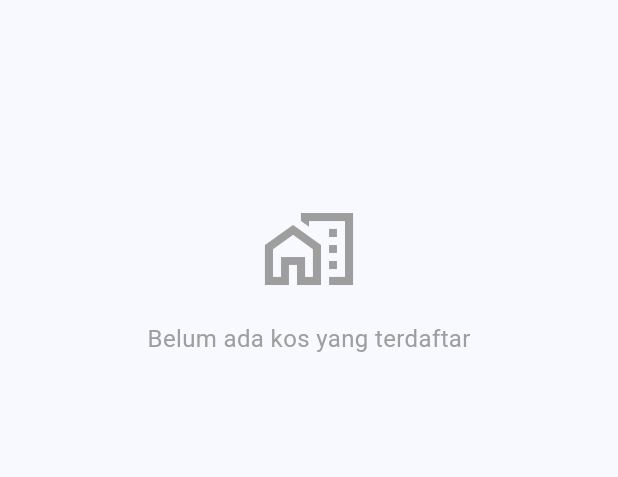
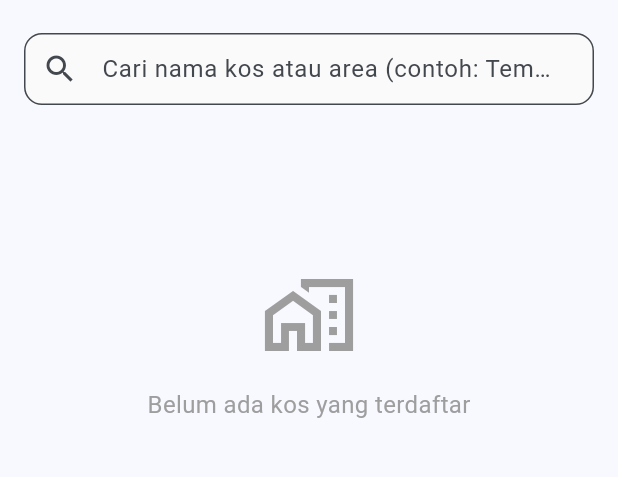
Before and after one commit to GedePradhana/kosfinder, a Flutter app: the screen it shows after launch, on a phone screen of 412 x 824 dp, the part 63-540 px from its top. Run offline on Flutter 3.47's test engine with Material 3 defaults, Android fonts, the phone set to English and light mode, and no system bars; our stand-ins replace supabase_flutter; accounts and stored records are empty.

Commit message:
feat(T06): tambah fitur pencarian nama atau area pada HomeScreen

```diff
--- a/lib/screens/home_screen.dart
+++ b/lib/screens/home_screen.dart
@@ -13,12 +13,29 @@ class HomeScreen extends StatefulWidget {
 }
 
 class _HomeScreenState extends State<HomeScreen> {
+  final TextEditingController _searchController = TextEditingController();
+
   @override
   void initState() {
     super.initState();
     WidgetsBinding.instance.addPostFrameCallback((_) {
       context.read<KosProvider>().fetchPublicKos();
     });
+  }
+
+  @override
+  void dispose() {
+    _searchController.dispose();
+    super.dispose();
+  }
+
+  void _onSearchSubmitted(String value) {
+    context.read<KosProvider>().search(value);
+  }
+
+  void _onClearSearch() {
+    _searchController.clear();
+    context.read<KosProvider>().clearSearch();
   }
 
   @override
@@ -42,9 +59,44 @@ class _HomeScreenState extends State<HomeScreen> {
           ),
         ],
       ),
-      body: Consumer<KosProvider>(
+      body: Column(
+        children: [
+          // Bar Pencarian Teks Bebas (US03-AC1)
+          Padding(
+            padding: const EdgeInsets.fromLTRB(16, 8, 16, 8),
+            child: TextField(
+              controller: _searchController,
+              textInputAction: TextInputAction.search,
+              onSubmitted: _onSearchSubmitted,
+              decoration: InputDecoration(
+                hintText: 'Cari nama kos atau area (contoh: Tembalang)...',
+                prefixIcon: const Icon(Icons.search),
+                suffixIcon: _searchController.text.isNotEmpty
+                    ? IconButton(
+                        icon: const Icon(Icons.clear),
+                        onPressed: _onClearSearch,
+                        tooltip: 'Hapus pencarian',
+                      )
+                    : null,
+                contentPadding: const EdgeInsets.symmetric(horizontal: 16, vertical: 12),
+                border: OutlineInputBorder(
+                  borderRadius: BorderRadius.circular(12),
+                ),
+                filled: true,
+                fillColor: Colors.grey.shade50,
+              ),
+              onChanged: (val) {
+                // Update icon suffix saat ada/tidak ada teks
+                setState(() {});
+              },
+            ),
+          ),
+
+          // Konten Utama Daftar Kos
+          Expanded(
+            child: Consumer<KosProvider>(
               builder: (context, provider, child) {
-          // 1. Kondisi Loading (Indikator Loading)
+                // 1. Kondisi Loading
                 if (provider.isLoading) {
                   return const Center(
                     child: CircularProgressIndicator(),
@@ -84,28 +136,42 @@ class _HomeScreenState extends State<HomeScreen> {
                   );
                 }
 
-          // 3. Kondisi Data Kosong
+                // 3. Kondisi Data Kosong (Beda pesan saat pencarian vs awal)
                 if (provider.isEmpty) {
+                  final emptyMessage = provider.isSearching
+                      ? 'Kos tidak ditemukan'
+                      : 'Belum ada kos yang terdaftar';
+
                   return RefreshIndicator(
                     onRefresh: () => provider.fetchPublicKos(),
                     child: ListView(
                       physics: const AlwaysScrollableScrollPhysics(),
-                children: const [
-                  SizedBox(height: 120),
+                      children: [
+                        const SizedBox(height: 100),
                         Center(
                           child: Column(
                             mainAxisAlignment: MainAxisAlignment.center,
                             children: [
                               Icon(
-                          Icons.home_work_outlined,
+                                provider.isSearching
+                                    ? Icons.search_off_rounded
+                                    : Icons.home_work_outlined,
                                 size: 64,
                                 color: Colors.grey,
                               ),
-                        SizedBox(height: 16),
+                              const SizedBox(height: 16),
                               Text(
-                          'Belum ada kos yang terdaftar',
-                          style: TextStyle(fontSize: 16, color: Colors.grey),
+                                emptyMessage,
+                                style: const TextStyle(fontSize: 16, color: Colors.grey),
                               ),
+                              if (provider.isSearching) ...[
+                                const SizedBox(height: 12),
+                                TextButton.icon(
+                                  onPressed: _onClearSearch,
+                                  icon: const Icon(Icons.arrow_back),
+                                  label: const Text('Tampilkan semua kos'),
+                                ),
+                              ],
                             ],
                           ),
                         ),
@@ -141,6 +207,9 @@ class _HomeScreenState extends State<HomeScreen> {
                 );
               },
             ),
+          ),
+        ],
+      ),
     );
   }
 }
```
Also changed, not shown: lib/providers/kos_provider.dart (+23 -3 lines), lib/repositories/kos_repository.dart (+11 -5 lines), 5 other files. Lines whose indentation alone changed are shown as unchanged.
